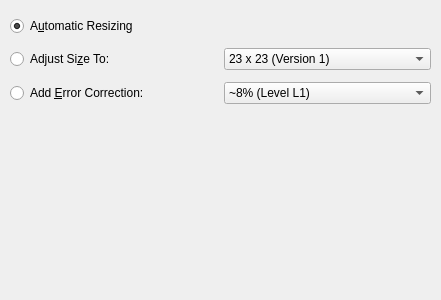
The window that frontend_qt/grpHX.ui (novcom/zint) describes before a commit, drawn with Qt 5.
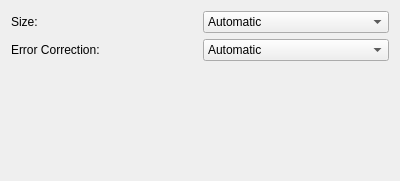
The same window after the commit.

What changed in the file:
```diff
--- a/frontend_qt/grpHX.ui
+++ b/frontend_qt/grpHX.ui
@@ -6,45 +6,42 @@
    <rect>
     <x>0</x>
     <y>0</y>
-    <width>441</width>
-    <height>300</height>
+    <width>400</width>
+    <height>181</height>
    </rect>
   </property>
+  <property name="maximumSize">
+   <size>
+    <width>600</width>
+    <height>16777215</height>
+   </size>
+  </property>
   <property name="windowTitle">
    <string>Form</string>
   </property>
-  <widget class="QWidget" name="layoutWidget">
-   <property name="geometry">
-    <rect>
-     <x>10</x>
-     <y>10</y>
-     <width>421</width>
-     <height>100</height>
-    </rect>
-   </property>
+  <layout class="QVBoxLayout" name="verticalLayout">
+   <item>
    <layout class="QGridLayout" name="gridLayout">
     <item row="0" column="0">
-     <widget class="QRadioButton" name="radHXAuto">
+      <widget class="QLabel" name="labelHXSize">
       <property name="text">
-       <string>A&amp;utomatic Resizing</string>
-      </property>
-      <property name="checked">
-       <bool>true</bool>
+        <string>Size:</string>
+       </property>
+       <property name="buddy">
+        <cstring>cmbHXSize</cstring>
       </property>
      </widget>
     </item>
-    <item row="1" column="0">
-     <widget class="QRadioButton" name="radHXSize">
-      <property name="text">
-       <string>Adjust Si&amp;ze To:</string>
-      </property>
-     </widget>
-    </item>
-    <item row="1" column="1">
+     <item row="0" column="1">
      <widget class="QComboBox" name="cmbHXSize">
-      <property name="enabled">
-       <bool>true</bool>
-      </property>
+       <property name="maxVisibleItems">
+        <number>21</number>
+       </property>
+       <item>
+        <property name="text">
+         <string>Automatic</string>
+        </property>
+       </item>
       <item>
        <property name="text">
         <string>23 x 23 (Version 1)</string>
@@ -467,18 +464,23 @@
       </item>
      </widget>
     </item>
-    <item row="2" column="0">
-     <widget class="QRadioButton" name="radHXECC">
+     <item row="1" column="0">
+      <widget class="QLabel" name="labelHXECC">
       <property name="text">
-       <string>Add &amp;Error Correction:</string>
+        <string>Error Correction:</string>
+       </property>
+       <property name="buddy">
+        <cstring>cmbHXECC</cstring>
       </property>
      </widget>
     </item>
-    <item row="2" column="1">
+     <item row="1" column="1">
      <widget class="QComboBox" name="cmbHXECC">
-      <property name="enabled">
-       <bool>true</bool>
-      </property>
+       <item>
+        <property name="text">
+         <string>Automatic</string>
+        </property>
+       </item>
       <item>
        <property name="text">
         <string>~8% (Level L1)</string>
@@ -502,7 +504,24 @@
      </widget>
     </item>
    </layout>
-  </widget>
+   </item>
+   <item>
+    <spacer name="verticalSpacer">
+     <property name="orientation">
+      <enum>Qt::Vertical</enum>
+     </property>
+     <property name="sizeType">
+      <enum>QSizePolicy::MinimumExpanding</enum>
+     </property>
+     <property name="sizeHint" stdset="0">
+      <size>
+       <width>20</width>
+       <height>43</height>
+      </size>
+     </property>
+    </spacer>
+   </item>
+  </layout>
  </widget>
  <resources/>
  <connections/>
```
Lines whose indentation alone changed are shown as unchanged.
